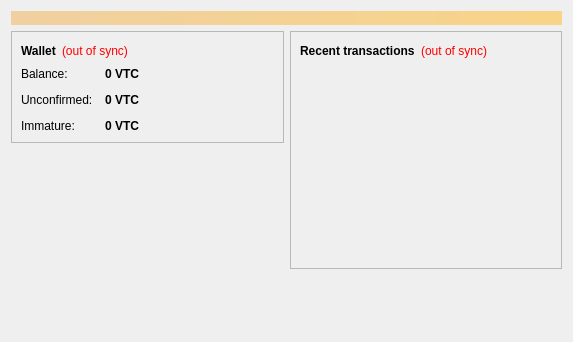
Qt form src/qt/forms/overviewpage.ui (boomer121/breezecoin) before a commit.
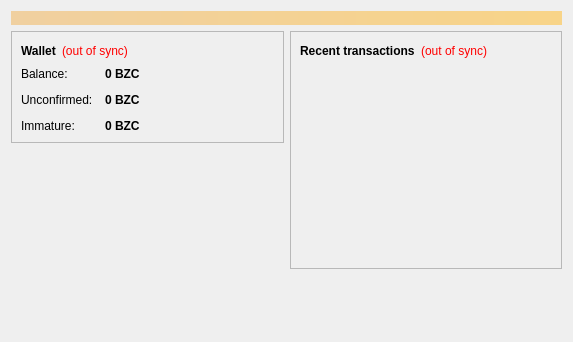
The same form after that commit.

The edit to the form file:
```diff
--- a/src/qt/forms/overviewpage.ui
+++ b/src/qt/forms/overviewpage.ui
@@ -122,7 +122,7 @@
                <string>Your current balance</string>
               </property>
               <property name="text">
-               <string notr="true">0 VTC</string>
+               <string notr="true">0 BZC</string>
               </property>
               <property name="textInteractionFlags">
                <set>Qt::LinksAccessibleByMouse|Qt::TextSelectableByKeyboard|Qt::TextSelectableByMouse</set>
@@ -151,7 +151,7 @@
                <string>Total of transactions that have yet to be confirmed, and do not yet count toward the current balance</string>
               </property>
               <property name="text">
-               <string notr="true">0 VTC</string>
+               <string notr="true">0 BZC</string>
               </property>
               <property name="textInteractionFlags">
                <set>Qt::LinksAccessibleByMouse|Qt::TextSelectableByKeyboard|Qt::TextSelectableByMouse</set>
@@ -177,7 +177,7 @@
                <string>Mined balance that has not yet matured</string>
               </property>
               <property name="text">
-               <string notr="true">0 VTC</string>
+               <string notr="true">0 BZC</string>
               </property>
               <property name="textInteractionFlags">
                <set>Qt::LinksAccessibleByMouse|Qt::TextSelectableByKeyboard|Qt::TextSelectableByMouse</set>
```
